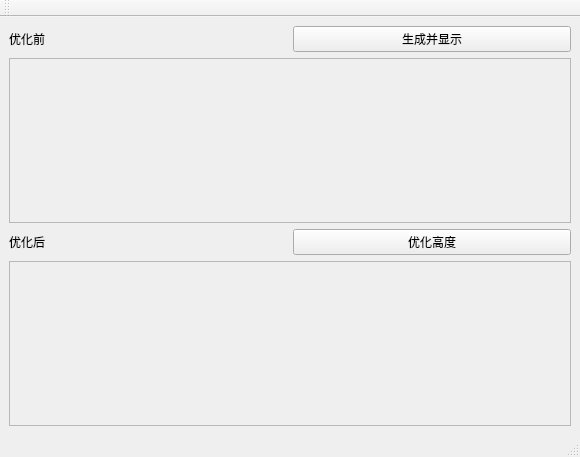
The window that mainwindow.ui (ToKiNoBug/SlopeCraftCompressLib) describes before a commit, drawn with Qt 5.
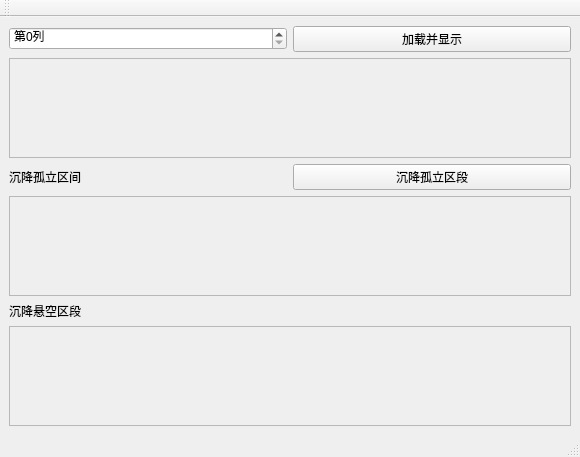
The same window after the commit.

The edit to the form file:
```diff
--- a/mainwindow.ui
+++ b/mainwindow.ui
@@ -18,44 +18,79 @@
     <property name="bottomMargin">
      <number>9</number>
     </property>
+    <item row="5" column="0" colspan="2">
+     <widget class="QLabel" name="Result2">
+      <property name="sizePolicy">
+       <sizepolicy hsizetype="Expanding" vsizetype="Expanding">
+        <horstretch>0</horstretch>
+        <verstretch>0</verstretch>
+       </sizepolicy>
+      </property>
+      <property name="autoFillBackground">
+       <bool>true</bool>
+      </property>
+      <property name="frameShape">
+       <enum>QFrame::StyledPanel</enum>
+      </property>
+      <property name="text">
+       <string/>
+      </property>
+      <property name="scaledContents">
+       <bool>true</bool>
+      </property>
+     </widget>
+    </item>
+    <item row="0" column="0">
+     <widget class="QSpinBox" name="ColIndex">
+      <property name="suffix">
+       <string>列</string>
+      </property>
+      <property name="prefix">
+       <string>第</string>
+      </property>
+      <property name="maximum">
+       <number>255</number>
+      </property>
+     </widget>
+    </item>
+    <item row="2" column="1">
+     <widget class="QPushButton" name="Sink">
+      <property name="text">
+       <string>沉降孤立区段</string>
+      </property>
+     </widget>
+    </item>
+    <item row="3" column="0" colspan="2">
+     <widget class="QLabel" name="Result1">
+      <property name="sizePolicy">
+       <sizepolicy hsizetype="Expanding" vsizetype="Expanding">
+        <horstretch>0</horstretch>
+        <verstretch>0</verstretch>
+       </sizepolicy>
+      </property>
+      <property name="autoFillBackground">
+       <bool>true</bool>
+      </property>
+      <property name="frameShape">
+       <enum>QFrame::StyledPanel</enum>
+      </property>
+      <property name="text">
+       <string/>
+      </property>
+      <property name="scaledContents">
+       <bool>true</bool>
+      </property>
+     </widget>
+    </item>
     <item row="2" column="0">
      <widget class="QLabel" name="label_2">
       <property name="text">
-       <string>优化后</string>
-      </property>
-     </widget>
-    </item>
-    <item row="0" column="0">
-     <widget class="QLabel" name="label">
-      <property name="text">
-       <string>优化前</string>
+       <string>沉降孤立区间</string>
       </property>
      </widget>
     </item>
     <item row="1" column="0" colspan="2">
-     <widget class="QLabel" name="ShowHeightLine">
-      <property name="sizePolicy">
-       <sizepolicy hsizetype="Expanding" vsizetype="Expanding">
-        <horstretch>0</horstretch>
-        <verstretch>0</verstretch>
-       </sizepolicy>
-      </property>
-      <property name="autoFillBackground">
-       <bool>true</bool>
-      </property>
-      <property name="frameShape">
-       <enum>QFrame::StyledPanel</enum>
-      </property>
-      <property name="text">
-       <string/>
-      </property>
-      <property name="scaledContents">
-       <bool>true</bool>
-      </property>
-     </widget>
-    </item>
-    <item row="3" column="0" colspan="2">
-     <widget class="QLabel" name="ShowResult">
+     <widget class="QLabel" name="ShowRaw">
       <property name="sizePolicy">
        <sizepolicy hsizetype="Expanding" vsizetype="Expanding">
         <horstretch>0</horstretch>
@@ -79,14 +114,14 @@
     <item row="0" column="1">
      <widget class="QPushButton" name="GenerateAndShow">
       <property name="text">
-       <string>生成并显示</string>
+       <string>加载并显示</string>
       </property>
      </widget>
     </item>
-    <item row="2" column="1">
-     <widget class="QPushButton" name="doCompress">
+    <item row="4" column="0">
+     <widget class="QLabel" name="label">
       <property name="text">
-       <string>优化高度</string>
+       <string>沉降悬空区段</string>
       </property>
      </widget>
     </item>
```
Left out of the diff: 2 changed lines with no effect on the pictures.
